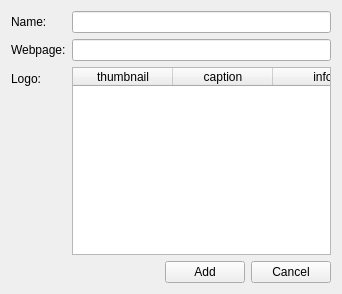
Above: qt/apps/configurator/forms/manufacturer_add.ui from Wolframe/qtClient before the change. Below: the same form after it.
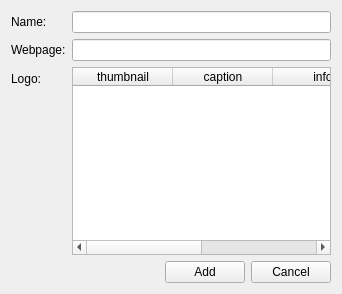
That is the form after the change.

Commit message: broke more things in qtclient added horizontal scrolling if needed in configurator ui

```diff
--- a/qt/apps/configurator/forms/manufacturer_add.ui
+++ b/qt/apps/configurator/forms/manufacturer_add.ui
@@ -51,7 +51,7 @@
    <item row="2" column="1">
     <widget class="QTableWidget" name="picture">
      <property name="horizontalScrollBarPolicy">
-      <enum>Qt::ScrollBarAlwaysOff</enum>
+      <enum>Qt::ScrollBarAsNeeded</enum>
      </property>
      <property name="alternatingRowColors">
       <bool>true</bool>
```
The commit also changes 7 other files.
